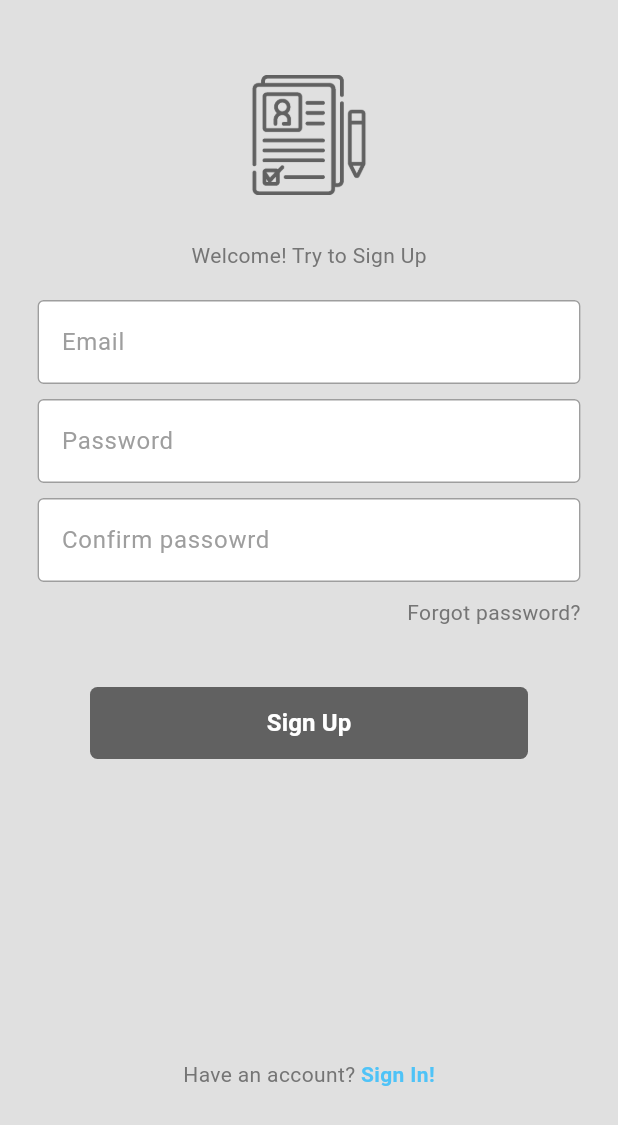
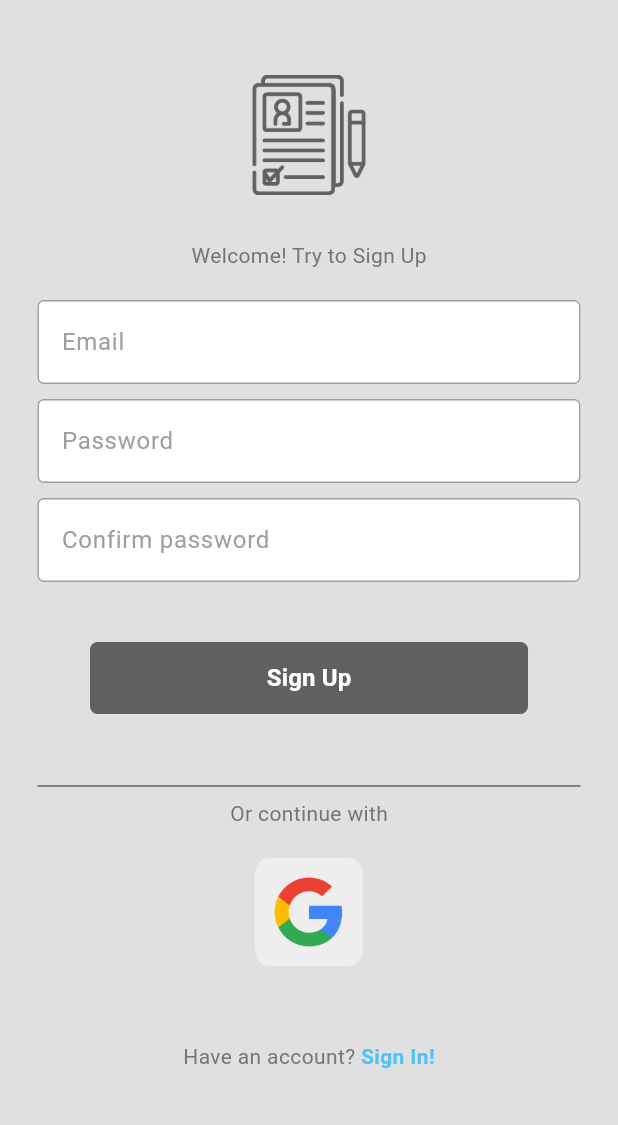
Before and after one commit to ZasaQ/TelephonyApplication, a Flutter app: the screen it shows after launch, after a tap on "Sign Up!", on a phone screen of 412 x 824 dp. Shown: the top 1125 px of the screen. Run offline on Flutter 3.47's test engine with Material 3 defaults, Android fonts, the phone set to English and light mode, and no system bars; our stand-ins replace firebase_auth, firebase_core, google_sign_in; accounts and stored records are empty; network calls fail.

Commit message:
minor fix in login and registration pages

```diff
--- a/lib/pages/login.dart
+++ b/lib/pages/login.dart
@@ -66,7 +66,7 @@ class _LoginPageState extends State<LoginPage> {
               children: [
                 const SizedBox(height: 50),
 
-                const Image(image: AssetImage('lib/images/lock_icon.png'), height: 100, width: 100,),
+                const Image(image: AssetImage('lib/images/lock_icon.png'), height: 90, width: 90,),
 
                 const SizedBox(height: 30),
 
@@ -141,7 +141,7 @@ class _LoginPageState extends State<LoginPage> {
                   ),
                 ),
 
-                const SizedBox(height: 70),
+                const SizedBox(height: 73),
 
                 Padding(
                   padding: const EdgeInsets.all(16.0),
--- a/lib/pages/register.dart
+++ b/lib/pages/register.dart
@@ -2,6 +2,7 @@ import 'package:firebase_auth/firebase_auth.dart';
 import 'package:flutter/material.dart';
 import 'package:telephon_application/components/lr_text_field.dart';
 import 'package:telephon_application/components/lr_button.dart';
+import 'package:telephon_application/services/google_auth.dart';
 
 class RegisterPage extends StatefulWidget {
   final Function()? onSignInTap;
@@ -101,22 +102,8 @@ class _RegisterPageState extends State<RegisterPage> {
                 // Confirm passowrd text field
                 LRTextField(
                   controller: confirmPasswordController,
-                  inHintText: 'Confirm passowrd',
+                  inHintText: 'Confirm password',
                   inObscureText: true
-                ),
-
-                const SizedBox(height: 10),
-
-                Padding(
-                  padding: const EdgeInsets.symmetric(horizontal: 25.0),
-                  child: Row(
-                    mainAxisAlignment: MainAxisAlignment.end,
-                    children: [
-                      Text('Forgot password?',
-                        style: TextStyle(color: Colors.grey[600])
-                      )
-                    ]
-                  )
                 ),
 
                 const SizedBox(height: 40),
@@ -124,7 +111,37 @@ class _RegisterPageState extends State<RegisterPage> {
                 //Sign Up button
                 LRButton(inText: 'Sign Up', onPressed: userSignUp),
 
-                const SizedBox(height: 200),
+                const SizedBox(height: 40),
+
+                Padding(
+                  padding: const EdgeInsets.symmetric(horizontal: 25),
+                  child: Divider(thickness: 1, color: Colors.grey[700],),
+                ),
+
+                Center(child: Text('Or continue with', style: TextStyle(color: Colors.grey[600]))),
+
+                const SizedBox(height: 20),
+
+                // Google Authentication
+                Center(
+                  child: GestureDetector(
+                    onTap: () => GoogleAuth().signInWithGoogle(),
+                    child: Container(
+                      padding: EdgeInsets.all(10),
+                      decoration: BoxDecoration(
+                        border: Border.all(color: Colors.grey.shade200),
+                        borderRadius: BorderRadius.circular(10),
+                        color: Colors.grey[200]
+                      ),
+                      child: Image(
+                        image: AssetImage('lib/images/google_icon.png'),
+                        height: 50,
+                      )
+                    ),
+                  ),
+                ),
+
+                const SizedBox(height: 50),
 
                 Row(
                   mainAxisAlignment: MainAxisAlignment.center,
```
